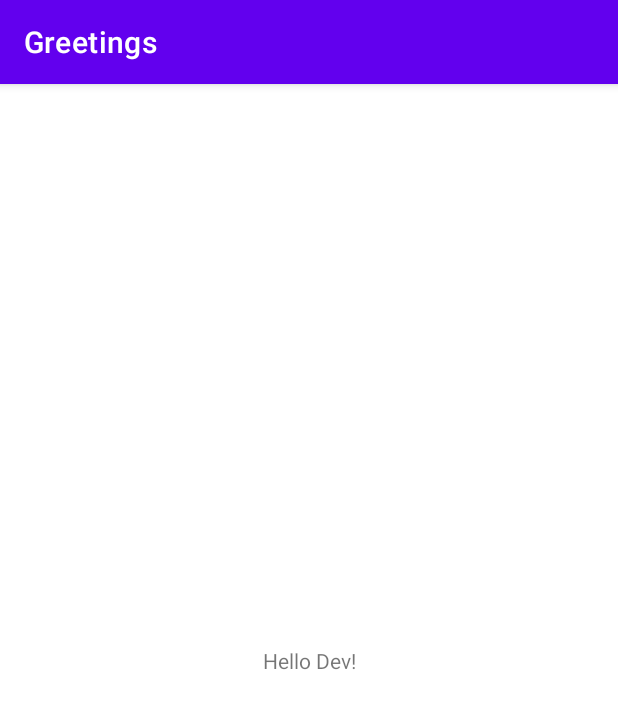
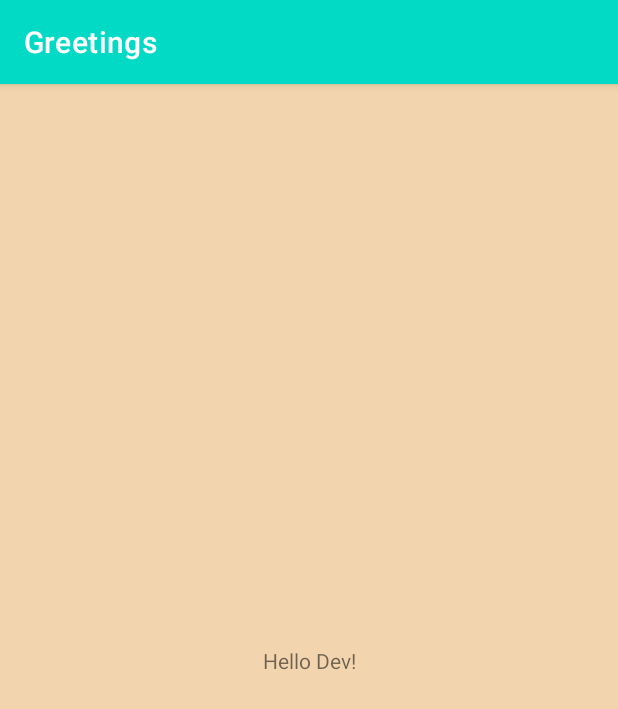
Before and after one commit to devgoel186/Android-CSF314-Greetings, an Android app: the screen it shows after launch (MainActivity), on a phone screen of 412 x 824 dp. Shown: the top 709 px of the screen. Run offline under Robolectric (Android 15) with nearby library versions, the phone set to English and light mode, and no system bars.

Commit message:
Added color to action bar

```diff
--- a/app/src/main/java/androidsamples/java/greetings/MainActivity.java
+++ b/app/src/main/java/androidsamples/java/greetings/MainActivity.java
@@ -1,7 +1,9 @@
 package androidsamples.java.greetings;
 
+import androidx.appcompat.app.ActionBar;
 import androidx.appcompat.app.AppCompatActivity;
 
+import android.graphics.drawable.ColorDrawable;
 import android.os.Bundle;
 
 public class MainActivity extends AppCompatActivity {
@@ -10,5 +12,9 @@ public class MainActivity extends AppCompatActivity {
     protected void onCreate(Bundle savedInstanceState) {
         super.onCreate(savedInstanceState);
         setContentView(R.layout.activity_main);
+
+        ActionBar bar = getSupportActionBar();
+        assert bar != null;
+        bar.setBackgroundDrawable(new ColorDrawable(getResources().getColor(R.color.teal_200)));
     }
 }
--- a/app/src/main/res/layout/activity_main.xml
+++ b/app/src/main/res/layout/activity_main.xml
@@ -4,6 +4,7 @@
     xmlns:tools="http://schemas.android.com/tools"
     android:layout_width="match_parent"
     android:layout_height="match_parent"
+    android:background="@color/sand"
     tools:context=".MainActivity">
 
     <TextView
--- a/app/src/main/res/values/colors.xml
+++ b/app/src/main/res/values/colors.xml
@@ -7,4 +7,5 @@
     <color name="teal_700">#FF018786</color>
     <color name="black">#FF000000</color>
     <color name="white">#FFFFFFFF</color>
+    <color name="sand">#FFF2D5AE</color>
 </resources>
```
